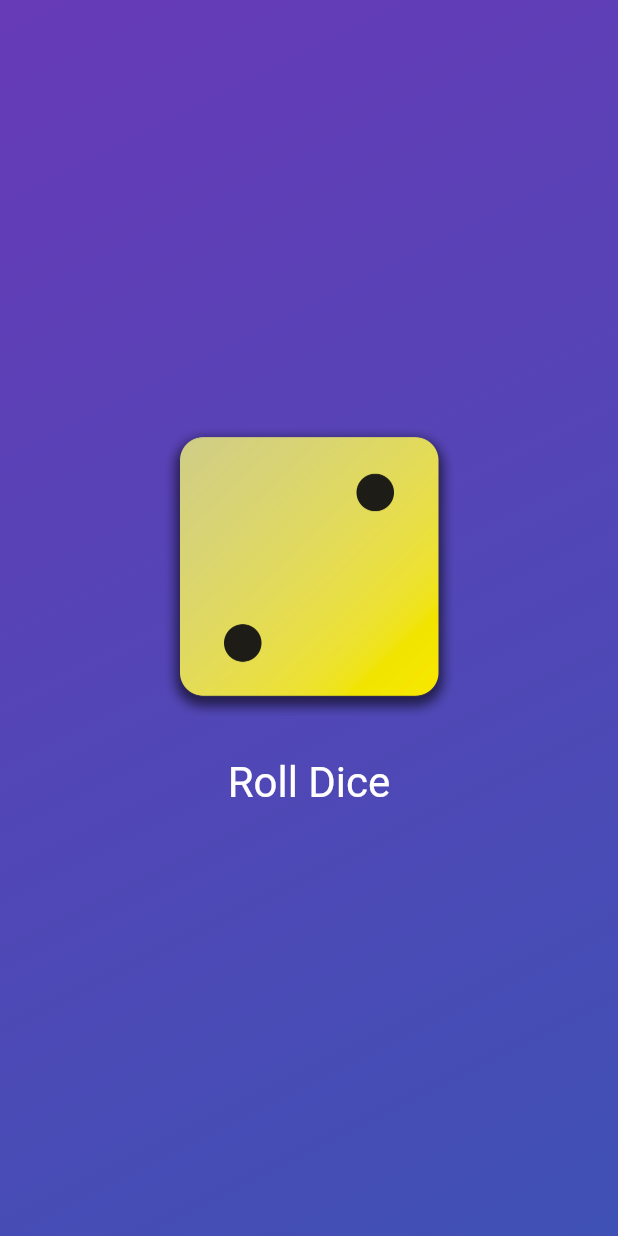
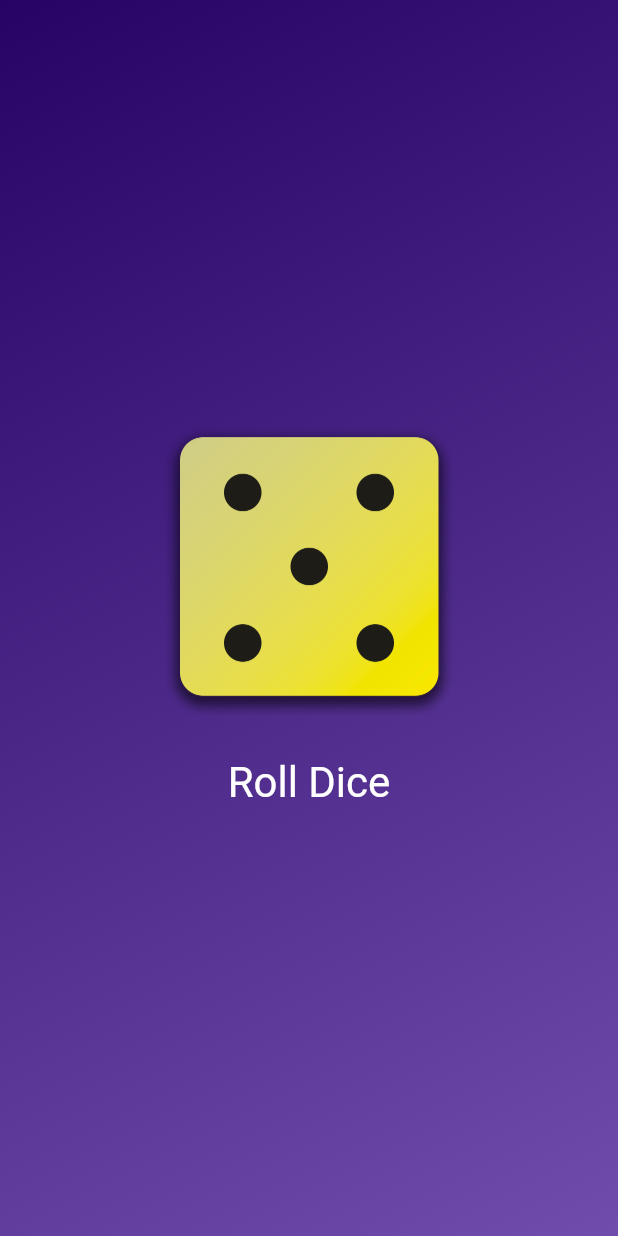
Before and after one commit to Ericesposito/dice-roll-app, a Flutter app: the screen it shows after launch, after a tap on "Roll Dice", on a phone screen of 412 x 824 dp. Run offline on Flutter 3.47's test engine with Material 3 defaults, Android fonts, the phone set to English and light mode, and no system bars.

Commit message:
Finished up creation of basic Dice roll app, covering stateful and stateless widgets, and basic overall structure and fundamentals of dart and flutter

```diff
--- /dev/null
+++ b/dice_roll_app/lib/dice_roller.dart
@@ -0,0 +1,86 @@
+import 'package:flutter/material.dart';
+
+import 'dart:math';
+
+final randomizer = Random();
+
+class DiceRoller extends StatefulWidget {
+  const DiceRoller({super.key});
+
+  @override
+  State<DiceRoller> createState() {
+    return _DiceRollerState();
+  }
+}
+
+class _DiceRollerState extends State<DiceRoller> {
+  var currentDiceRoll = 2;
+
+  void rollDice() {
+    setState(() {
+      currentDiceRoll = randomizer.nextInt(6) + 1;
+    });
+  }
+
+  @override
+  Widget build(context) {
+    return Column(
+      mainAxisSize: MainAxisSize.min,
+      children: [
+        Image.asset(
+          'assets/images/dice-$currentDiceRoll.png',
+          width: 200,
+        ),
+        const SizedBox(
+          height: 20,
+        ),
+        TextButton(
+          onPressed: rollDice,
+          style: TextButton.styleFrom(
+            // padding: const EdgeInsets.only(
+            //   top: 20,
+            // ),
+            foregroundColor: Colors.white,
+            textStyle: const TextStyle(
+              fontSize: 28,
+            ),
+          ),
+          child: const Text('Roll Dice'),
+        ),
+      ],
+    );
+  }
+}
+
+
+  // var activeDiceImage;
+
+  // void rollDice() {
+  //   activeDiceImage = 'assets/images/dice-4.png';
+  //   print('Changing image...');
+  // }
+
+  // List build(context) {
+  //   return [
+  //     Image.asset(
+  //       activeDiceImage,
+  //       width: 200,
+  //     ),
+  //     const SizedBox(
+  //       height: 20,
+  //     ),
+  //     TextButton(
+  //       onPressed: rollDice,
+  //       style: TextButton.styleFrom(
+  //         // padding: const EdgeInsets.only(
+  //         //   top: 20,
+  //         // ),
+  //         foregroundColor: Colors.white,
+  //         textStyle: const TextStyle(
+  //           fontSize: 28,
+  //         ),
+  //       ),
+  //       child: const Text('Roll Dice'),
+  //     ),
+  //   ];
+  // }
--- a/dice_roll_app/lib/gradient_container.dart
+++ b/dice_roll_app/lib/gradient_container.dart
@@ -1,4 +1,6 @@
 import 'package:flutter/material.dart';
+
+import 'package:dice_roll_app/dice_roller.dart';
 
 const startAlignment = Alignment.topLeft;
 const endAlignment = Alignment.bottomRight;
@@ -13,10 +15,6 @@ class GradientContainer extends StatelessWidget {
   final Color color1;
   final Color color2;
 
-  void rollDice() {
-    print('HELLO');
-  }
-
   @override
   Widget build(context) {
     return Container(
@@ -30,32 +28,8 @@ class GradientContainer extends StatelessWidget {
           end: endAlignment,
         ),
       ),
-      child: Center(
-        child: Column(
-          mainAxisSize: MainAxisSize.min,
-          children: [
-            Image.asset(
-              'assets/images/dice-2.png',
-              width: 200,
-            ),
-            const SizedBox(
-              height: 20,
-            ),
-            TextButton(
-              onPressed: rollDice,
-              style: TextButton.styleFrom(
-                // padding: const EdgeInsets.only(
-                //   top: 20,
-                // ),
-                foregroundColor: Colors.white,
-                textStyle: const TextStyle(
-                  fontSize: 28,
-                ),
-              ),
-              child: const Text('Roll Dice'),
-            )
-          ],
-        ),
+      child: const Center(
+        child: DiceRoller(),
       ),
     );
   }
--- a/dice_roll_app/lib/main.dart
+++ b/dice_roll_app/lib/main.dart
@@ -6,10 +6,11 @@ void main() {
   runApp(
     const MaterialApp(
       home: Scaffold(
-        body: GradientContainer.purple(),
-        // body: GradientContainer(
-        //     Color.fromARGB(255, 39, 3, 101), Color.fromARGB(255, 112, 77, 172)),
-        //     Color.fromARGB(255, 39, 3, 101), Color.fromARGB(255, 112, 77, 172)),
+        // body: GradientContainer.purple(),
+        body: GradientContainer(
+          Color.fromARGB(255, 39, 3, 101),
+          Color.fromARGB(255, 112, 77, 172),
+        ),
       ),
     ),
   );
```
